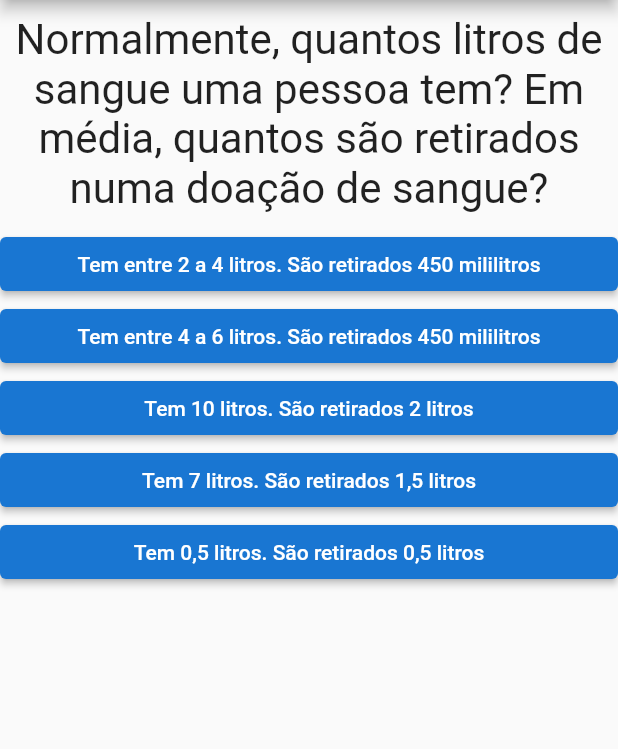
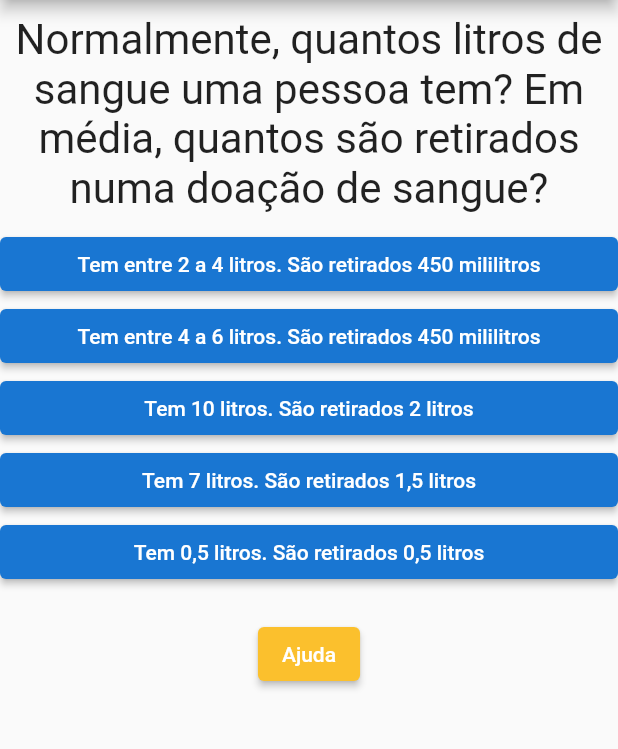
Before and after one commit to Sergioadjr/show_milhao, a Flutter app: the screen it shows after launch, on a phone screen of 412 x 824 dp, the part 84-833 px from its top. Run offline on Flutter 3.47's test engine with Material 2 defaults, Android fonts, the phone set to English and light mode, and no system bars.

Commit message:
classificacao das perguntas e inicio de ajuda

```diff
--- a/lib/components/dbPerguntas.dart
+++ b/lib/components/dbPerguntas.dart
@@ -3,6 +3,7 @@ class PerguntasDB {
     {
       'texto':
           'Normalmente, quantos litros de sangue uma pessoa tem? Em média, quantos são retirados numa doação de sangue?',
+          'nivel': 'facil',
       'respostas': [
         {
           'texto': 'Tem entre 2 a 4 litros. São retirados 450 mililitros',
@@ -19,6 +20,7 @@ class PerguntasDB {
     },
     {
       'texto': 'De quem é a famosa frase “Penso, logo existo”?',
+      'nivel': 'intermediario',
       'respostas': [
         {'texto': 'Platão', 'pontuacao': 0},
         {'texto': 'Galileu Galilei', 'pontuacao': 0},
@@ -29,6 +31,7 @@ class PerguntasDB {
     },
     {
       'texto': 'De onde é a invenção do chuveiro elétrico?',
+      'nivel': 'facil',
       'respostas': [
         {'texto': 'França', 'pontuacao': 0},
         {'texto': 'Inglaterra', 'pontuacao': 0},
@@ -39,6 +42,7 @@ class PerguntasDB {
     },
     {
       'texto': 'Quais o menor e o maior país do mundo?',
+      'nivel': 'facil',
       'respostas': [
         {'texto': 'Vaticano e Rússia', 'pontuacao': 1},
         {'texto': 'Nauru e China', 'pontuacao': 0},
@@ -50,6 +54,7 @@ class PerguntasDB {
     {
       'texto':
           'Qual o nome do presidente do Brasil que ficou conhecido como Jango?',
+          'nivel': 'facil',
       'respostas': [
         {'texto': 'Jânio Quadros', 'pontuacao': 0},
         {'texto': 'Jacinto Anjos', 'pontuacao': 0},
@@ -61,6 +66,7 @@ class PerguntasDB {
     {
       'texto':
           'Qual o grupo em que todas as palavras foram escritas corretamente?',
+          'nivel': 'facil',
       'respostas': [
         {
           'texto': 'Asterístico, beneficiente, meteorologia, entertido',
@@ -86,6 +92,7 @@ class PerguntasDB {
     },
     {
       'texto': 'Qual o livro mais vendido no mundo a seguir à Bíblia?',
+      'nivel': 'intermediario',
       'respostas': [
         {'texto': 'O Senhor dos Anéis', 'pontuacao': 0},
         {'texto': 'Dom Quixote', 'pontuacao': 1},
@@ -96,6 +103,7 @@ class PerguntasDB {
     },
     {
       'texto': 'Quantas casas decimais tem o número pi?',
+      'nivel': 'facil',
       'respostas': [
         {'texto': 'Duas', 'pontuacao': 0},
         {'texto': 'Centenas', 'pontuacao': 0},
@@ -107,6 +115,7 @@ class PerguntasDB {
     {
       'texto':
           'Atualmente, quantos elementos químicos a tabela periódica possui?',
+          'nivel': 'intermediario',
       'respostas': [
         {'texto': '113', 'pontuacao': 0},
         {'texto': '109', 'pontuacao': 0},
@@ -118,6 +127,7 @@ class PerguntasDB {
     {
       'texto':
           'Quais os países que têm a maior e a menor expectativa de vida do mundo?',
+          'nivel': 'intermediario',
       'respostas': [
         {'texto': 'Japão e Serra Leoa', 'pontuacao': 1},
         {'texto': 'Austrália e Afeganistão', 'pontuacao': 0},
@@ -128,6 +138,7 @@ class PerguntasDB {
     },
     {
       'texto': 'O que a palavra legend significa em português?',
+      'nivel': 'facil',
       'respostas': [
         {'texto': 'Legenda', 'pontuacao': 0},
         {'texto': 'Conto', 'pontuacao': 0},
@@ -139,6 +150,7 @@ class PerguntasDB {
     {
       'texto':
           'Qual o número mínimo de jogadores em cada time numa partida de futebol?',
+          'nivel': 'intermediario',
       'respostas': [
         {'texto': '8', 'pontuacao': 0},
         {'texto': '10', 'pontuacao': 0},
@@ -149,6 +161,7 @@ class PerguntasDB {
     },
     {
       'texto': 'Quais os principais autores do Barroco no Brasil?',
+      'nivel': 'dificil',
       'respostas': [
         {
           'texto':
@@ -176,6 +189,7 @@ class PerguntasDB {
     },
     {
       'texto': 'Quais as duas datas que são comemoradas em novembro?',
+      'nivel': 'intermediario',
       'respostas': [
         {'texto': 'Independência do Brasil e Dia da Bandeira', 'pontuacao': 0},
         {
@@ -190,6 +204,7 @@ class PerguntasDB {
     },
     {
       'texto': 'Quem pintou "Guernica"?',
+      'nivel': 'dificil',
       'respostas': [
         {'texto': 'Paul Cézanne', 'pontuacao': 0},
         {'texto': 'Pablo Picasso', 'pontuacao': 1},
@@ -200,6 +215,7 @@ class PerguntasDB {
     },
     {
       'texto': 'Quanto tempo a luz do Sol demora para chegar à Terra?',
+      'nivel': 'intermediario',
       'respostas': [
         {'texto': '12 minutos', 'pontuacao': 0},
         {'texto': '1 dia', 'pontuacao': 0},
@@ -211,6 +227,7 @@ class PerguntasDB {
     {
       'texto':
           'Qual a tradução da frase “Fabiano cogió su saco antes de salir”?',
+          'nivel': 'intermediario',
       'respostas': [
         {'texto': 'Fabiano coseu seu paletó antes de sair', 'pontuacao': 0},
         {'texto': 'Fabiano fechou o saco antes de sair', 'pontuacao': 0},
@@ -221,6 +238,7 @@ class PerguntasDB {
     },
     {
       'texto': 'Qual a nacionalidade de Che Guevara?',
+      'nivel': 'intermediario',
       'respostas': [
         {'texto': 'Cubana', 'pontuacao': 0},
         {'texto': 'Peruana', 'pontuacao': 0},
@@ -232,6 +250,7 @@ class PerguntasDB {
     {
       'texto':
           'Quais são os três predadores do reino animal reconhecidos pela habilidade de caçar em grupo, se camuflar para surpreender as presas e possuir sentidos apurados, respectivamente:',
+          'nivel': 'intermediario',
       'respostas': [
         {'texto': 'Tubarão branco, crocodilo e sucuri', 'pontuacao': 0},
         {'texto': 'Tigre, gavião e orca', 'pontuacao': 0},
@@ -242,6 +261,7 @@ class PerguntasDB {
     },
     {
       'texto': 'Qual a altura da rede de vôlei nos jogos masculino e feminino?',
+      'nivel': 'intermediario',
       'respostas': [
         {'texto': '2,4 para ambos', 'pontuacao': 0},
         {'texto': '2,5 m e 2,0 m', 'pontuacao': 0},
@@ -253,6 +273,7 @@ class PerguntasDB {
     {
       'texto':
           'Qual personagem folclórico costuma ser agradado pelos caçadores com a oferta de fumo?',
+          'nivel': 'intermediario',
       'respostas': [
         {'texto': 'Caipora', 'pontuacao': 1},
         {'texto': 'Saci', 'pontuacao': 0},
@@ -263,6 +284,7 @@ class PerguntasDB {
     },
     {
       'texto': 'Qual a montanha mais alta do Brasil?',
+      'nivel': 'intermediario',
       'respostas': [
         {'texto': 'Pico da Neblina', 'pontuacao': 1},
         {'texto': 'Pico Paraná', 'pontuacao': 0},
--- a/lib/components/questionario.dart
+++ b/lib/components/questionario.dart
@@ -32,7 +32,64 @@ class Questionario extends StatelessWidget {
             () => quandoResponder(int.parse(resp['pontuacao'].toString())),
           );
         }).toList(),
+        SizedBox(height: 20),
+        ElevatedButton(
+          onPressed: () => _mostrarAjuda(context),
+          child: Text('Ajuda'),
+          style: ElevatedButton.styleFrom(
+            foregroundColor: Colors.white,
+            backgroundColor: Colors.yellow[700],
+          ),
+        ),
       ],
     );
   }
+
+  void _mostrarAjuda(BuildContext context) {
+    showDialog(
+      context: context,
+      builder: (context) {
+        return AlertDialog(
+          title: Text('Ajuda'),
+          content: Column(
+            mainAxisSize: MainAxisSize.min,
+            children: [
+              ElevatedButton(
+                onPressed: () {
+                  Navigator.of(context).pop();
+                  _usarAjuda('Pular');
+                },
+                child: Text('Pular'),
+              ),
+              ElevatedButton(
+                onPressed: () {
+                  Navigator.of(context).pop();
+                  _usarAjuda('Ajuda dos universitários');
+                },
+                child: Text('Ajuda dos universitários'),
+              ),
+              ElevatedButton(
+                onPressed: () {
+                  Navigator.of(context).pop();
+                  _usarAjuda('Ajuda das cartas');
+                },
+                child: Text('Ajuda das cartas'),
+              ),
+            ],
+          ),
+        );
+      },
+    );
+  }
+
+  void _usarAjuda(String tipoAjuda) {
+    // Implemente a lógica para cada tipo de ajuda aqui
+    if (tipoAjuda == 'Pular') {
+      // Implemente a lógica para pular a pergunta
+    } else if (tipoAjuda == 'Ajuda dos universitários') {
+      // Implemente a lógica para a ajuda dos universitários
+    } else if (tipoAjuda == 'Ajuda das cartas') {
+      // Implemente a lógica para a ajuda das cartas
+    }
+  }
 }
--- a/lib/main.dart
+++ b/lib/main.dart
@@ -14,6 +14,11 @@ class _PerguntaAppState extends State<PerguntaApp> {
 
 // List<Map<String, Object>> _perguntas
   final _perguntas = PerguntasDB.perguntas;
+
+  final perguntasFaceis = PerguntasDB.perguntas.where((pergunta) => pergunta['nivel'] == 'facil').toList();
+  final perguntasIntermediarias = PerguntasDB.perguntas.where((pergunta) => pergunta['nivel'] == 'intermediario').toList();
+  final perguntasDificeis = PerguntasDB.perguntas.where((pergunta) => pergunta['nivel'] == 'dificil').toList();
+
 
   void _responder(int pontuacao) {
     if (temPerguntaSelecionada) {
```
